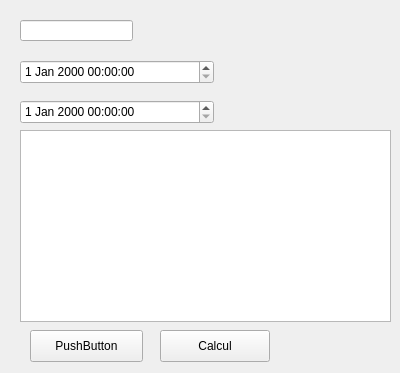
Old version of the form qtSqlTry.ui in the repository heliomaster/qtSqlTry.
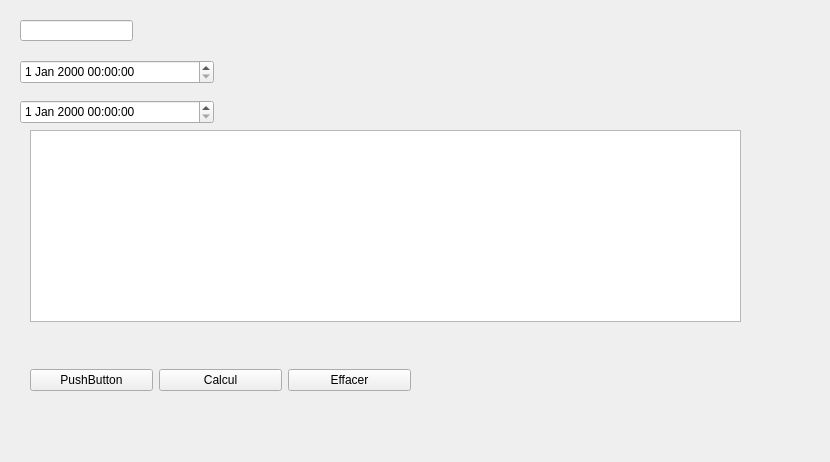
New version of the form.

Commit message: Creation fonction Effacer + modif edit strategy onrowchange

Diff of the .ui file:
```diff
--- a/qtSqlTry.ui
+++ b/qtSqlTry.ui
@@ -6,8 +6,8 @@
    <rect>
     <x>0</x>
     <y>0</y>
-    <width>400</width>
-    <height>373</height>
+    <width>830</width>
+    <height>462</height>
    </rect>
   </property>
   <property name="windowTitle">
@@ -49,38 +49,54 @@
   <widget class="QTableView" name="tableView1">
    <property name="geometry">
     <rect>
-     <x>20</x>
+     <x>30</x>
      <y>130</y>
-     <width>371</width>
+     <width>711</width>
      <height>192</height>
     </rect>
    </property>
+   <property name="sortingEnabled">
+    <bool>true</bool>
+   </property>
   </widget>
-  <widget class="QPushButton" name="pushButton">
+  <widget class="QWidget" name="horizontalLayoutWidget">
    <property name="geometry">
     <rect>
      <x>30</x>
-     <y>330</y>
-     <width>113</width>
-     <height>32</height>
+     <y>340</y>
+     <width>381</width>
+     <height>80</height>
     </rect>
    </property>
-   <property name="text">
-    <string>PushButton</string>
-   </property>
-  </widget>
-  <widget class="QPushButton" name="Calcul">
-   <property name="geometry">
-    <rect>
-     <x>160</x>
-     <y>330</y>
-     <width>110</width>
-     <height>32</height>
-    </rect>
-   </property>
-   <property name="text">
-    <string>Calcul</string>
-   </property>
+   <layout class="QHBoxLayout" name="horizontalLayout_2">
+    <item>
+     <widget class="QPushButton" name="pushButton">
+      <property name="text">
+       <string>PushButton</string>
+      </property>
+     </widget>
+    </item>
+    <item>
+     <widget class="QPushButton" name="Calcul">
+      <property name="text">
+       <string>Calcul</string>
+      </property>
+     </widget>
+    </item>
+    <item>
+     <widget class="QPushButton" name="pushButton_effacer">
+      <property name="toolTip">
+       <string extracomment="effacer une ligne"/>
+      </property>
+      <property name="whatsThis">
+       <string extracomment="to erase"/>
+      </property>
+      <property name="text">
+       <string>Effacer</string>
+      </property>
+     </widget>
+    </item>
+   </layout>
   </widget>
  </widget>
  <resources/>
```
The commit also changes 2 other files.
